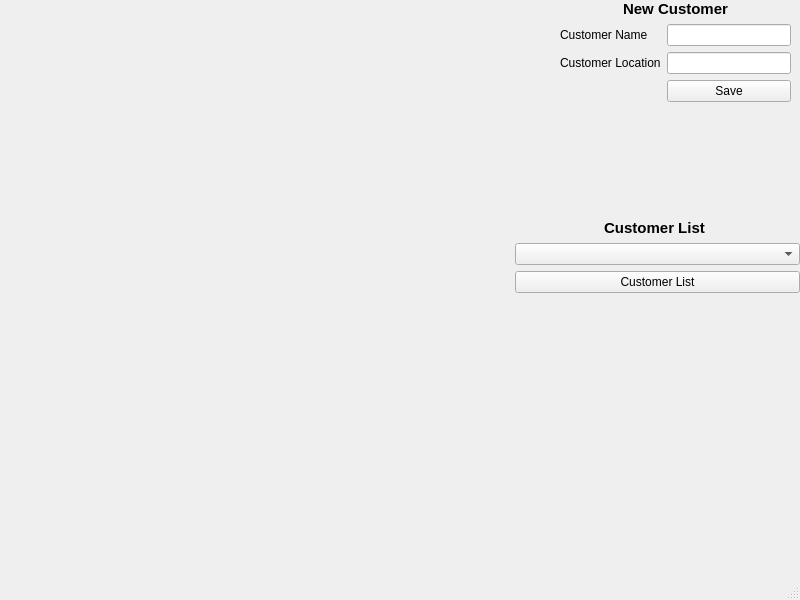
Before: the Qt Designer form arayuz.ui in gosmik/PythonQtDesktopApp, drawn with Qt 5.
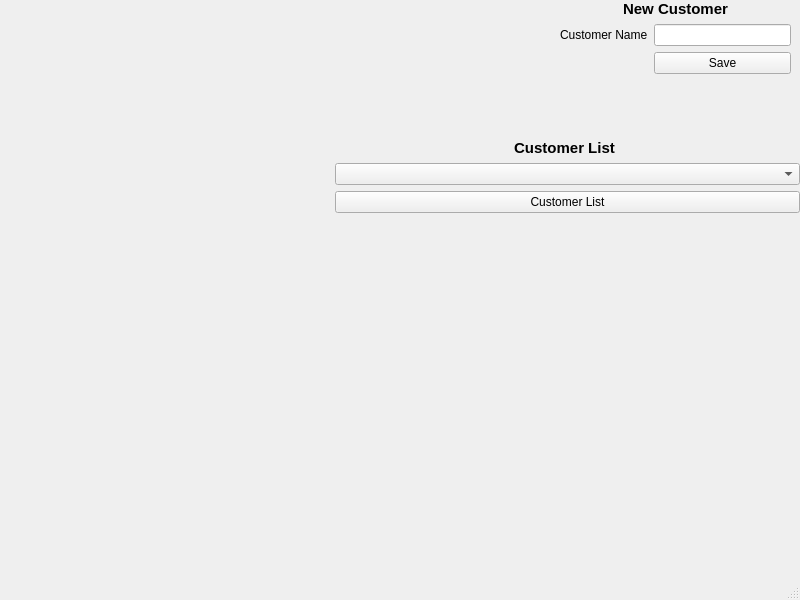
After: the same form once the commit is applied.

What changed in the file:
```diff
--- a/arayuz.ui
+++ b/arayuz.ui
@@ -20,30 +20,10 @@
       <x>560</x>
       <y>0</y>
       <width>231</width>
-      <height>211</height>
+      <height>121</height>
      </rect>
     </property>
     <layout class="QFormLayout" name="formLayout">
-     <item row="1" column="0">
-      <widget class="QLabel" name="customerNameLabel">
-       <property name="text">
-        <string>Customer Name</string>
-       </property>
-      </widget>
-     </item>
-     <item row="1" column="1">
-      <widget class="QLineEdit" name="customerNameLineEdit"/>
-     </item>
-     <item row="2" column="0">
-      <widget class="QLabel" name="customerLocationLabel">
-       <property name="text">
-        <string>Customer Location</string>
-       </property>
-      </widget>
-     </item>
-     <item row="2" column="1">
-      <widget class="QLineEdit" name="customerLocationLineEdit"/>
-     </item>
      <item row="0" column="0" colspan="2">
       <widget class="QLabel" name="label">
        <property name="font">
@@ -61,7 +41,17 @@
        </property>
       </widget>
      </item>
-     <item row="3" column="1">
+     <item row="1" column="0">
+      <widget class="QLabel" name="customerNameLabel">
+       <property name="text">
+        <string>Customer Name</string>
+       </property>
+      </widget>
+     </item>
+     <item row="1" column="1">
+      <widget class="QLineEdit" name="customerNameLineEdit"/>
+     </item>
+     <item row="2" column="1">
       <widget class="QPushButton" name="btnSave">
        <property name="text">
         <string>Save</string>
@@ -73,10 +63,10 @@
    <widget class="QWidget" name="formLayoutWidget_2">
     <property name="geometry">
      <rect>
-      <x>509</x>
-      <y>219</y>
-      <width>291</width>
-      <height>361</height>
+      <x>329</x>
+      <y>139</y>
+      <width>471</width>
+      <height>441</height>
      </rect>
     </property>
     <layout class="QFormLayout" name="formLayout_2">
```
